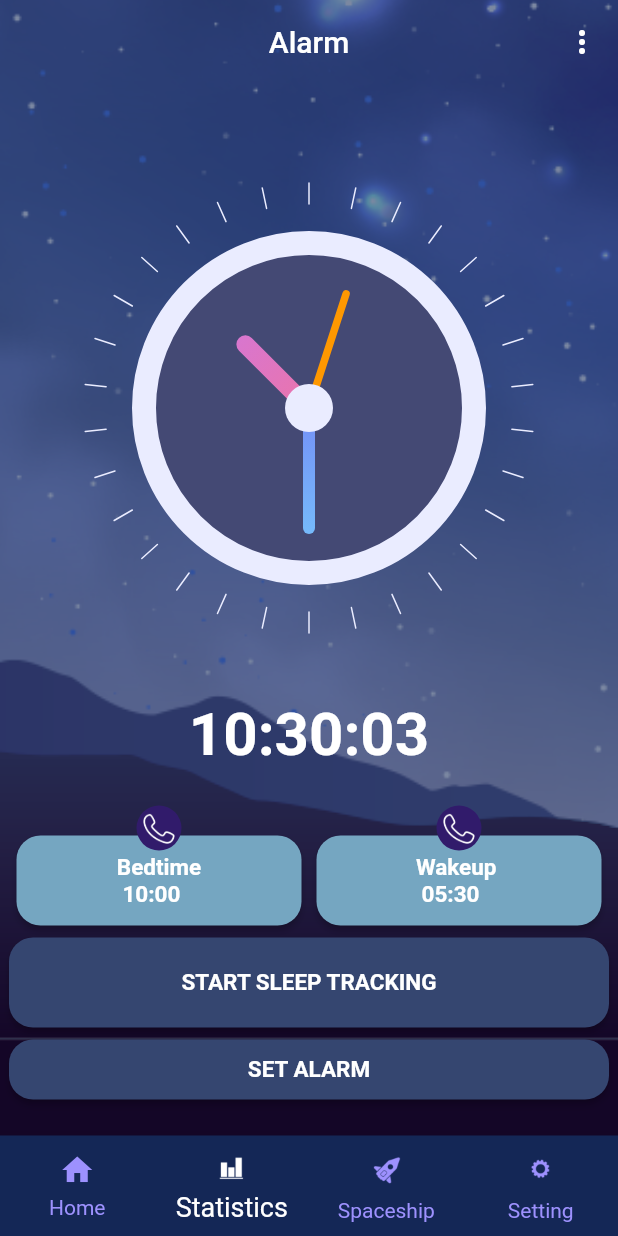
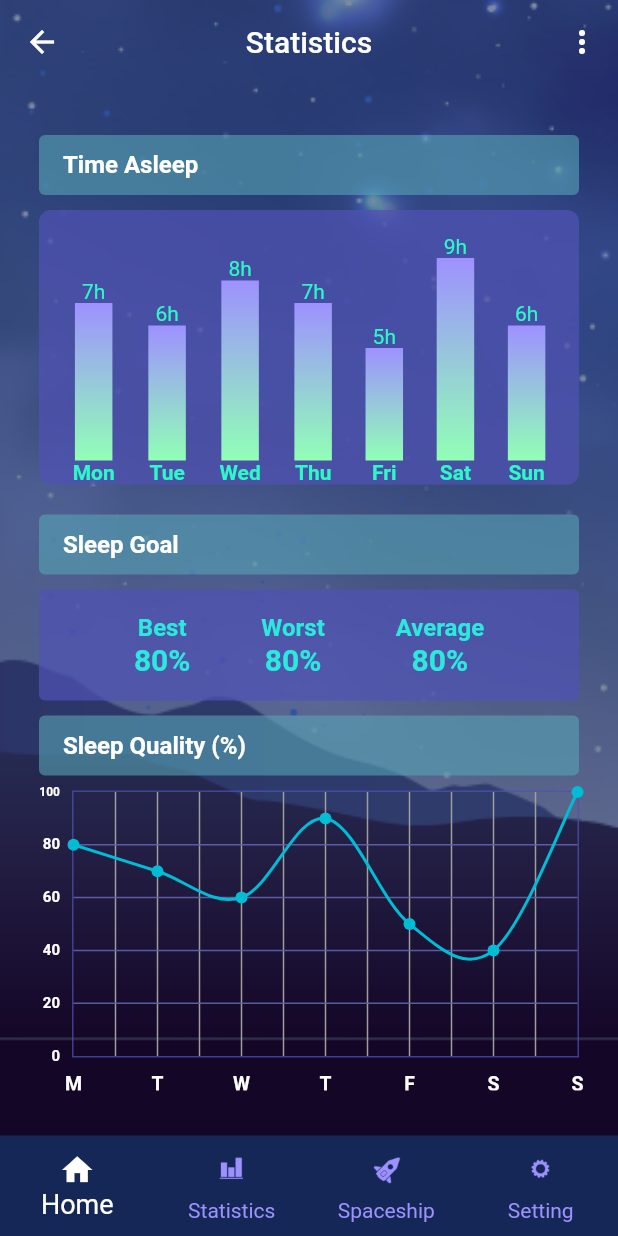
Before and after one commit to anvu1911/EXE201, a Flutter app: the HomePage screen opened directly, item 2 of the bottom bar chosen, on a phone screen of 412 x 824 dp. Run offline on Flutter 3.47's test engine with Material 2 defaults, Android fonts, the phone set to English and light mode, and no system bars; drawn by our look-alikes of fl_chart; our stand-ins replace cloud_firestore, firebase_auth, firebase_core, flutter_local_notifications, hive, hive_flutter and 2 more; missing offline and left inert: android_alarm_manager_plus, flutter_ringtone_player, flutter_vibrate; accounts and stored records are empty.

Commit message:
added sleep statistics charts (#13)
* tanphat add wakup_page.dart

* tanphat added chart_page.dart, 4 related widgets

* anvu fixed line graph UI

---------

Co-authored-by: HuynhTanPhat1302 <131422086+HuynhTanPhat1302@users.noreply.github.com>

```diff
--- a/lib/pages/add_alarm_page.dart
+++ b/lib/pages/add_alarm_page.dart
@@ -61,30 +61,35 @@ class _AddAlarmState extends State<AddAlarm> {
     _labelController = TextEditingController();
   }
 
-  void _saveTimes(BuildContext context, int choice) {
+  void _saveTimes(
+    BuildContext context,
+    int choice,
+  ) {
     TimeOfDay? bedtime;
-    switch (choice) {
-      case 1:
-        {
-          bedtime = bedTime1;
-        }
-        break;
-      case 2:
-        {
-          bedtime = bedTime2;
-        }
-        break;
-      case 3:
-        {
-          bedtime = bedTime3;
-        }
-        break;
-      case 4:
-        {
-          bedtime = bedTime4;
-        }
-        break;
-    }
+
+    // switch (true) {
+    //   case 0:
+    //     Navigator.pushReplacement(
+    //       context,
+    //       MaterialPageRoute(builder: (context) => const AddAlarm()),
+    //     );
+    //     break;
+    //   case 1:
+    //     // Navigate to the chart page
+    //     Navigator.pushReplacement(
+    //       context,
+    //       MaterialPageRoute(builder: (context) => const ChartPage()),
+    //     );
+    //     break;
+
+    //   case 2:
+    //     // Navigate to the notifications page
+    //     Navigator.pushReplacementNamed(context, '#');
+    //     break;
+    //   default:
+    //     // Do nothing
+    //     break;
+    // }
     selectedTimes = {'bed_time': bedtime, 'wake_time': wakeTime};
   }
 
--- /dev/null
+++ b/lib/pages/chart_page.dart
@@ -0,0 +1,135 @@
+import 'package:exe201/pages/home_page.dart';
+import 'package:exe201/widgets/chart.dart';
+import 'package:exe201/widgets/percentage_rectangle.dart';
+import 'package:exe201/widgets/show_box.dart';
+import 'package:exe201/widgets/sleep_quality_linechart.dart';
+import 'package:flutter/material.dart';
+import '../widgets/bottom_navigation_bar.dart';
+import '../widgets/top_bar.dart';
+
+class ChartPage extends StatefulWidget {
+  const ChartPage({super.key});
+
+  @override
+  _ChartPageState createState() {
+    return _ChartPageState();
+  }
+}
+
+class _ChartPageState extends State<ChartPage> {
+  int _selectedIndex = 0;
+
+  // bool _showButton = true;
+
+  // void _toggleButton() {
+  //   setState(() {
+  //     _showButton = !_showButton;
+  //   });
+  // }
+
+  void _onItemTapped(int index) {
+    setState(() {
+      _selectedIndex = index;
+    });
+    switch (index) {
+      case 0:
+        Navigator.pushReplacement(
+          context,
+          MaterialPageRoute(builder: (context) => const HomePage()),
+        );
+        break;
+      case 1:
+        // Navigate to the chart page
+        Navigator.pushReplacement(
+          context,
+          MaterialPageRoute(builder: (context) => const ChartPage()),
+        );
+        break;
+
+      case 2:
+        // Navigate to the notifications page
+        Navigator.pushReplacementNamed(context, '#');
+        break;
+      default:
+        // Do nothing
+        break;
+    }
+  }
+
+  @override
+  Widget build(BuildContext context) {
+    // final data = [10.0, 23.0, 43.0, 54.0, 34.0, 76.0, 97.0];
+    return MaterialApp(
+      debugShowCheckedModeBanner: false,
+      title: 'Sleeping app',
+      home: Scaffold(
+        extendBodyBehindAppBar: true,
+        appBar: TopBar(
+          showArrow: true,
+          title: 'Statistics',
+          onBackButtonPressed: () {
+            Navigator.pop(context);
+          },
+        ),
+        body: LayoutBuilder(
+          builder: (context, constraints) => Container(
+            width: constraints.maxWidth,
+            height: constraints.maxHeight,
+            decoration: const BoxDecoration(
+              image: DecorationImage(
+                  image: AssetImage('assets/images/background-2.png'),
+                  fit: BoxFit.cover,
+                  colorFilter: ColorFilter.mode(
+                      Color.fromRGBO(35, 56, 99, 0.6), BlendMode.darken)),
+            ),
+            child: Column(
+              children: [
+                ColoredRectangle(
+                    width: 360,
+                    height: 40,
+                    text: 'Time Asleep',
+                    padding: EdgeInsets.only(top: 90)),
+                SleepChart(
+                  daysOfWeek: ['Mon', 'Tue', 'Wed', 'Thu', 'Fri', 'Sat', 'Sun'],
+                  sleepHours: [7, 6, 8, 7, 5, 9, 6],
+                  padding: EdgeInsets.only(top: 10),
+                ),
+                ColoredRectangle(
+                    width: 360,
+                    height: 40,
+                    text: 'Sleep Goal',
+                    padding: EdgeInsets.only(top: 20)),
+                Padding(
+                  padding: const EdgeInsets.only(top: 10.0),
+                  child: PercentageRectangle(
+                    bestPercentage: '80',
+                    worstPercentage: '80',
+                    averagePercentage: '80',
+                  ),
+                ),
+                ColoredRectangle(
+                    width: 360,
+                    height: 40,
+                    text: 'Sleep Quality (%)',
+                    padding: EdgeInsets.only(top: 10)),
+                Padding(
+                  padding: const EdgeInsets.only(top: 10.0),
+                  child: Container(
+                    width: 360,
+                    height: 200,
+                    child: LineChartWidget(
+                        sleepQuality: [80, 70, 60, 90, 50, 40, 100]),
+                  ),
+                ),
+              ],
+            ),
+          ),
+        ),
+        bottomNavigationBar: MyBottomNavigationBar(
+          currentIndex: _selectedIndex,
+          onTap: _onItemTapped,
+        ),
+      ),
+    );
+  }
+}
--- a/lib/pages/home_page.dart
+++ b/lib/pages/home_page.dart
@@ -9,6 +9,7 @@ import '../widgets/current_datetime.dart';
 import 'start_sleeping_page.dart';
 import 'add_alarm_page.dart';
 import 'dart:developer';
+import 'chart_page.dart';
 
 class HomePage extends StatefulWidget {
   const HomePage({super.key});
@@ -62,11 +63,19 @@ class _HomePageState extends State<HomePage> {
     });
     switch (index) {
       case 0:
+        Navigator.pushReplacement(
+          context,
+          MaterialPageRoute(builder: (context) => const HomePage()),
+        );
         break;
       case 1:
-        // Navigate to the settings page
-        Navigator.pushReplacementNamed(context, 'login');
+        // Navigate to the chart page
+        Navigator.pushReplacement(
+          context,
+          MaterialPageRoute(builder: (context) => const ChartPage()),
+        );
         break;
+
       case 2:
         // Navigate to the notifications page
         Navigator.pushReplacementNamed(context, '#');
--- /dev/null
+++ b/lib/widgets/chart.dart
@@ -0,0 +1,74 @@
+import 'package:flutter/material.dart';
+
+class SleepChart extends StatelessWidget {
+  final List<String> daysOfWeek;
+  final List<int> sleepHours;
+  final EdgeInsets padding;
+
+  SleepChart({
+    required this.daysOfWeek,
+    required this.sleepHours,
+    this.padding = EdgeInsets.zero,
+  });
+
+  @override
+  Widget build(BuildContext context) {
+    final maxWidth = sleepHours.reduce((a, b) => a > b ? a : b).toDouble() * 10;
+
+    return Padding(
+      padding: padding,
+      child: Container(
+        width: 360.0,
+        decoration: BoxDecoration(
+          color: Color.fromARGB(185, 79, 82, 179),
+          borderRadius: BorderRadius.circular(8),
+        ),
+        child: Column(
+          children: [
+            SizedBox(height: 16),
+            Row(
+              mainAxisAlignment: MainAxisAlignment.spaceEvenly,
+              crossAxisAlignment: CrossAxisAlignment.end,
+              children: List.generate(
+                daysOfWeek.length,
+                (index) => Column(
+                  crossAxisAlignment: CrossAxisAlignment.center,
+                  mainAxisSize: MainAxisSize.min,
+                  children: [
+                    Text(
+                      '${sleepHours[index]}h',
+                      style: TextStyle(
+                        color: Color(0xFF2CF9C7),
+                      ),
+                    ),
+                    Container(
+                      width: 25,
+                      height: sleepHours[index].toDouble() * 15,
+                      decoration: BoxDecoration(
+                        gradient: LinearGradient(
+                          colors: [
+                            Color.fromARGB(255, 158, 145, 255),
+                            Color.fromARGB(255, 145, 255, 182),
+                          ],
+                          begin: Alignment.topCenter,
+                          end: Alignment.bottomCenter,
+                        ),
+                      ),
+                    ),
+                    Text(
+                      daysOfWeek[index],
+                      style: TextStyle(
+                        fontWeight: FontWeight.bold,
+                        color: Color(0xFF2CF9C7),
+                      ),
+                    ),
+                  ],
+                ),
+              ),
+            ),
+          ],
+        ),
+      ),
+    );
+  }
+}
--- /dev/null
+++ b/lib/widgets/percentage_rectangle.dart
@@ -0,0 +1,99 @@
+import 'package:flutter/material.dart';
+
+class PercentageRectangle extends StatelessWidget {
+  final String bestPercentage;
+  final String worstPercentage;
+  final String averagePercentage;
+  final double padding;
+  final double width;
+  final double cornerRadius;
+
+  PercentageRectangle({
+    required this.bestPercentage,
+    required this.worstPercentage,
+    required this.averagePercentage,
+    this.padding = 16.0,
+    this.width = 360.0,
+    this.cornerRadius = 4.0,
+  });
+
+  @override
+  Widget build(BuildContext context) {
+    return Container(
+      width: width,
+      padding: EdgeInsets.all(padding),
+      decoration: BoxDecoration(
+        color: Color.fromARGB(185, 79, 82, 179),
+        borderRadius: BorderRadius.circular(cornerRadius),
+      ),
+      child: Row(
+        mainAxisAlignment: MainAxisAlignment.spaceEvenly,
+        children: [
+          Column(
+            mainAxisAlignment: MainAxisAlignment.spaceEvenly,
+            children: [
+              Text(
+                'Best',
+                style: TextStyle(
+                  color: Color(0xFF2BE9DD),
+                  fontSize: 16,
+                  fontWeight: FontWeight.bold,
+                ),
+              ),
+              Text(
+                '$bestPercentage%',
+                style: TextStyle(
+                  color: Color(0xFF2BE9DD),
+                  fontSize: 20,
+                  fontWeight: FontWeight.bold,
+                ),
+              ),
+            ],
+          ),
+          Column(
+            mainAxisAlignment: MainAxisAlignment.spaceEvenly,
+            children: [
+              Text(
+                'Worst',
+                style: TextStyle(
+                  color: Color(0xFF2BE9DD),
+                  fontSize: 16,
+                  fontWeight: FontWeight.bold,
+                ),
+              ),
+              Text(
+                '$worstPercentage%',
+                style: TextStyle(
+                  color: Color(0xFF2BE9DD),
+                  fontSize: 20,
+                  fontWeight: FontWeight.bold,
+                ),
+              ),
+            ],
+          ),
+          Column(
+            mainAxisAlignment: MainAxisAlignment.spaceEvenly,
+            children: [
+              Text(
+                'Average',
+                style: TextStyle(
+                  color: Color(0xFF2BE9DD),
+                  fontSize: 16,
+                  fontWeight: FontWeight.bold,
+                ),
+              ),
+              Text(
+                '$averagePercentage%',
+                style: TextStyle(
+                  color: Color(0xFF2BE9DD),
+                  fontSize: 20,
+                  fontWeight: FontWeight.bold,
+                ),
+              ),
+            ],
+          ),
+        ],
+      ),
+    );
+  }
+}
--- /dev/null
+++ b/lib/widgets/show_box.dart
@@ -0,0 +1,46 @@
+import 'package:flutter/material.dart';
+
+class ColoredRectangle extends StatelessWidget {
+  final double width;
+  final double height;
+  final String text;
+  final EdgeInsetsGeometry padding;
+
+  const ColoredRectangle({
+    required this.width,
+    required this.height,
+    required this.text,
+    this.padding = EdgeInsets.zero,
+  });
+
+  @override
+  Widget build(BuildContext context) {
+    return Padding(
+      padding: padding,
+      child: Container(
+        width: width,
+        height: height,
+        decoration: BoxDecoration(
+          color: Color.fromARGB(
+              155, 86, 163, 180), // Replace with your desired color
+          borderRadius: BorderRadius.circular(4),
+        ),
+        child: Align(
+          alignment: Alignment.centerLeft,
+          child: Padding(
+            padding: const EdgeInsets.symmetric(horizontal: 16.0),
+            child: Text(
+              text,
+              style: TextStyle(
+                color: Colors.white,
+                fontSize: 16,
+                fontWeight: FontWeight.bold,
+              ),
+              textAlign: TextAlign.left,
+            ),
+          ),
+        ),
+      ),
+    );
+  }
+}
--- /dev/null
+++ b/lib/widgets/sleep_quality_linechart.dart
@@ -0,0 +1,164 @@
+import 'package:fl_chart/fl_chart.dart';
+import 'package:flutter/material.dart';
+
+class LineChartWidget extends StatelessWidget {
+  // Sample data
+
+  final List<String> daysOfWeek = [
+    "Mon",
+    "Tue",
+    "Wed",
+    "Thu",
+    "Fri",
+    "Sat",
+    "Sun"
+  ];
+  final List<double> sleepQuality;
+
+  LineChartWidget({required this.sleepQuality});
+
+  Widget bottomTitleWidgets(double value, TitleMeta meta) {
+    const style = TextStyle(
+      fontWeight: FontWeight.bold,
+      fontSize: 13,
+      color: Colors.white, // Set text color to white
+    );
+    Widget text;
+    switch (value.toInt()) {
+      case 0:
+        text = const Text('M', style: style);
+        break;
+      case 1:
+        text = const Text('T', style: style);
+        break;
+      case 2:
+        text = const Text('W', style: style);
+        break;
+      case 3:
+        text = const Text('T', style: style);
+        break;
+      case 4:
+        text = const Text('F', style: style);
+        break;
+      case 5:
+        text = const Text('S', style: style);
+        break;
+      case 6:
+        text = const Text('S', style: style);
+        break;
+      default:
+        text = const Text('');
+        break;
+    }
+
+    return SideTitleWidget(
+      axisSide: meta.axisSide,
+      space: 10,
+      child: text,
+    );
+  }
+
+  Widget leftTitleWidgets(double value, TitleMeta meta) {
+    const style = TextStyle(
+      fontWeight: FontWeight.bold,
+      fontSize: 10,
+      color: Colors.white, // Set text color to white
+    );
+    Widget text;
+    debugPrint('$value');
+    switch (value.toInt()) {
+      case 0:
+        text = const Text('0', style: style);
+        break;
+      case 20:
+        text = const Text('20', style: style);
+        break;
+      case 40:
+        text = const Text('40', style: style);
+        break;
+      case 60:
+        text = const Text('60', style: style);
+        break;
+      case 80:
+        text = const Text('80', style: style);
+        break;
+      case 100:
+        text = const Text('100',
+            style: TextStyle(
+                fontWeight: FontWeight.bold, fontSize: 8, color: Colors.white));
+        break;
+      default:
+        text = const Text('');
+        break;
+    }
+
+    return SideTitleWidget(
+      axisSide: meta.axisSide,
+      space: 8,
+      child: text,
+    );
+  }
+
+  @override
+  Widget build(BuildContext context) {
+    return AspectRatio(
+      aspectRatio: 2,
+      child: LineChart(
+        LineChartData(
+          borderData: FlBorderData(
+            show: true,
+
+            border: Border.all(
+                color: Color.fromARGB(185, 79, 82, 179),
+                width: 1.0), // Set border properties
+          ),
+          // Set up x-axis labels
+          titlesData: FlTitlesData(
+              show: true,
+              bottomTitles: AxisTitles(
+                sideTitles: SideTitles(
+                    showTitles: true,
+                    getTitlesWidget: bottomTitleWidgets,
+                    interval: 1.0),
+              ),
+              // Remove leftTitles
+              leftTitles: AxisTitles(
+                  sideTitles: SideTitles(
+                      showTitles: true, getTitlesWidget: leftTitleWidgets)),
+              topTitles: AxisTitles(sideTitles: SideTitles(showTitles: false)),
+              rightTitles:
+                  AxisTitles(sideTitles: SideTitles(showTitles: false))
+          ),
+          // Set up y-axis range and labels
+          gridData: FlGridData(
+            show: true,
+            checkToShowHorizontalLine: (value) => value % 20 == 0,
+            getDrawingHorizontalLine: (value) => FlLine(
+              color: Color.fromARGB(234, 96, 98, 169),
+              strokeWidth: 1,
+            ),
+            drawVerticalLine: true,
+            getDrawingVerticalLine: (value) => FlLine(
+              color: Colors.grey,
+              strokeWidth: 1,
+            ),
+          ),
+          minY: 0,
+          maxY: 100,
+          // Set up line data
+          lineBarsData: [
+            LineChartBarData(
+              spots: sleepQuality
+                  .asMap()
+                  .entries
+                  .map((entry) => FlSpot(entry.key.toDouble(), entry.value))
+                  .toList(),
+              isCurved: true,
+              dotData: FlDotData(show: true),
+            ),
+          ],
+        ),
+      ),
+    );
+  }
+}
--- a/pubspec.yaml
+++ b/pubspec.yaml
@@ -43,6 +43,7 @@ dependencies:
   vibration: ^1.7.5
   flutter_native_timezone: ^2.0.0
   intl: ^0.18.1
+  fl_chart: ^0.62.0
   hive: ^2.2.1
   hive_flutter: ^1.1.0
   flutter_vibrate: ^1.3.0
```
Also changed, not shown: pubspec.lock.
